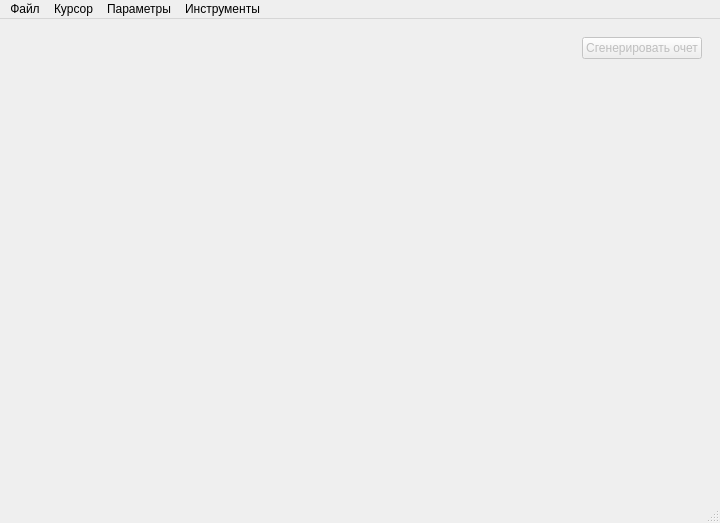
First picture: the form in form_ui/mainwindow.ui, repository eugesh/signal_plotter, before the edit.
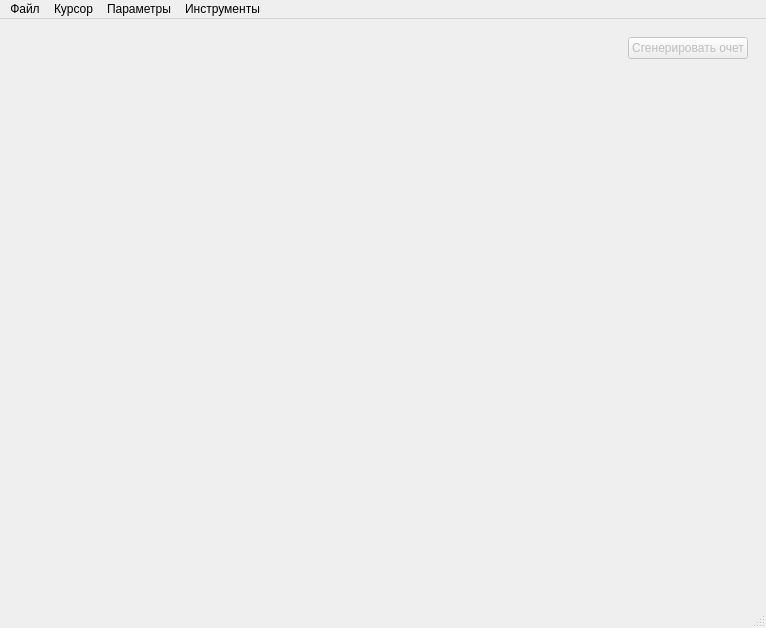
Second picture: the form after the edit. Custom widgets are drawn as their Qt base class.

What changed in the file:
```diff
--- a/form_ui/mainwindow.ui
+++ b/form_ui/mainwindow.ui
@@ -9,8 +9,8 @@
    <rect>
     <x>0</x>
     <y>0</y>
-    <width>720</width>
-    <height>523</height>
+    <width>766</width>
+    <height>628</height>
    </rect>
   </property>
   <property name="acceptDrops">
@@ -143,7 +143,7 @@
     <rect>
      <x>0</x>
      <y>0</y>
-     <width>720</width>
+     <width>766</width>
      <height>22</height>
     </rect>
    </property>
```
